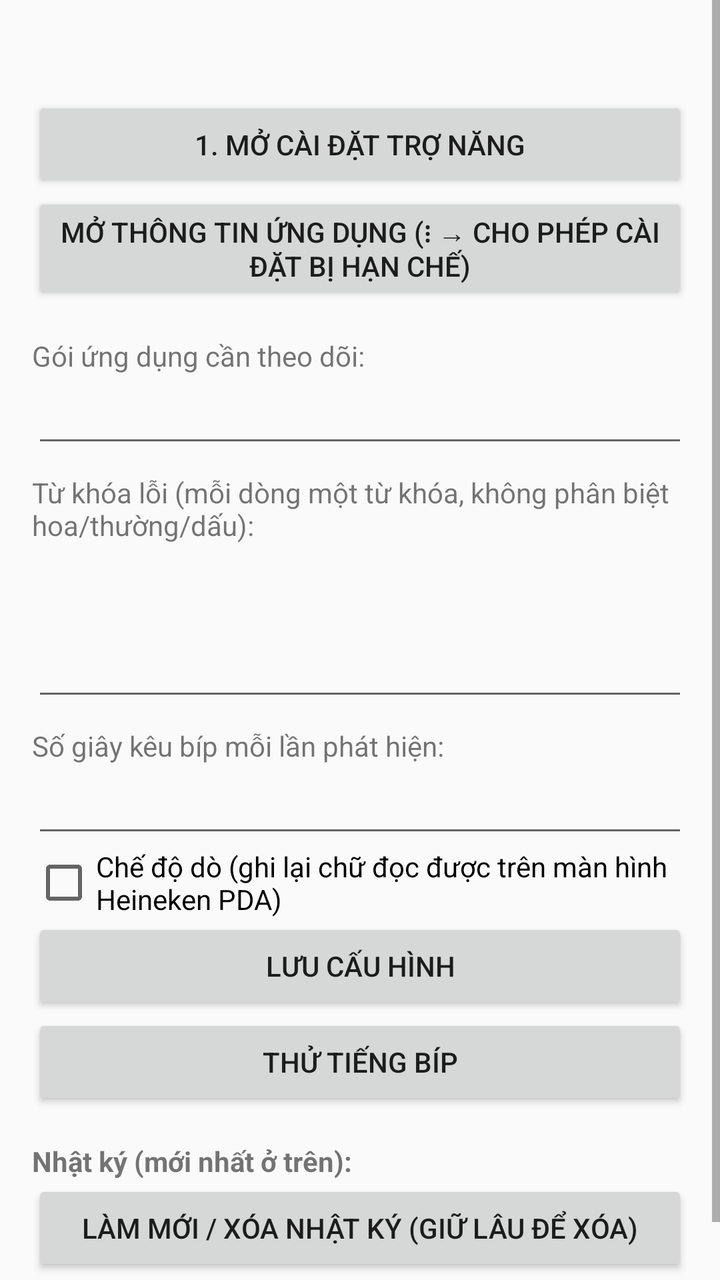
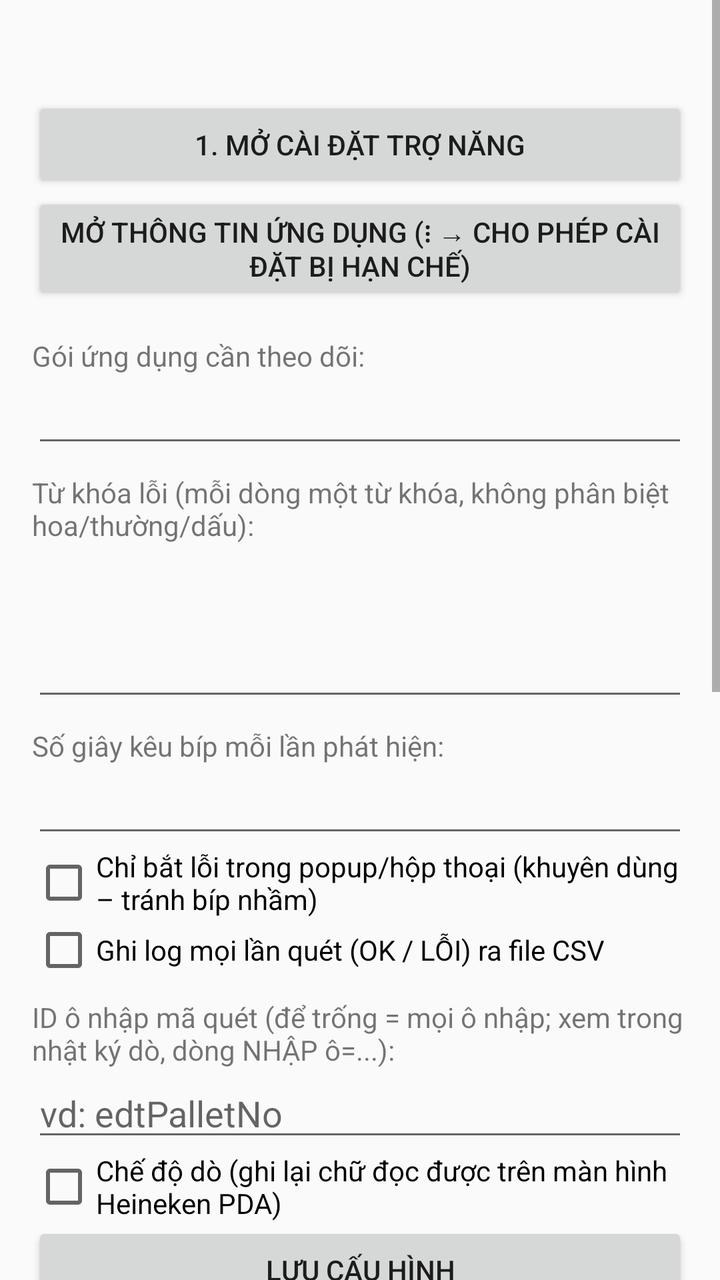

The first picture is an Android layout as it rendered before a commit; the second is the same layout after the commit. The layout source and the unified diff follow.
<!-- AndroidManifest.xml: application theme android:Theme.Material.Light -->
<!-- res/layout/activity_main.xml -->
<?xml version="1.0" encoding="utf-8"?>
<ScrollView xmlns:android="http://schemas.android.com/apk/res/android"
    android:layout_width="match_parent" android:layout_height="match_parent">
<LinearLayout
    android:layout_width="match_parent" android:layout_height="wrap_content"
    android:orientation="vertical" android:padding="16dp">

    <TextView android:id="@+id/status" android:layout_width="match_parent"
        android:layout_height="wrap_content" android:textSize="18sp" android:textStyle="bold"
        android:paddingBottom="8dp" />

    <Button android:id="@+id/btnAccessibility" android:layout_width="match_parent"
        android:layout_height="wrap_content" android:text="1. Mở cài đặt Trợ năng" />
    <Button android:id="@+id/btnAppInfo" android:layout_width="match_parent"
        android:layout_height="wrap_content"
        android:text="Mở Thông tin ứng dụng (⋮ → Cho phép cài đặt bị hạn chế)" />

    <TextView android:layout_width="wrap_content" android:layout_height="wrap_content"
        android:paddingTop="16dp" android:text="Gói ứng dụng cần theo dõi:" />
    <EditText android:id="@+id/targetPackage" android:layout_width="match_parent"
        android:layout_height="wrap_content" android:inputType="text" android:singleLine="true" />

    <TextView android:layout_width="wrap_content" android:layout_height="wrap_content"
        android:paddingTop="8dp"
        android:text="Từ khóa lỗi (mỗi dòng một từ khóa, không phân biệt hoa/thường/dấu):" />
    <EditText android:id="@+id/keywords" android:layout_width="match_parent"
        android:layout_height="wrap_content" android:inputType="textMultiLine" android:minLines="3"
        android:gravity="top" />

    <TextView android:layout_width="wrap_content" android:layout_height="wrap_content"
        android:paddingTop="8dp" android:text="Số giây kêu bíp mỗi lần phát hiện:" />
    <EditText android:id="@+id/beepSeconds" android:layout_width="match_parent"
        android:layout_height="wrap_content" android:inputType="number" />

    <CheckBox android:id="@+id/debugLog" android:layout_width="match_parent"
        android:layout_height="wrap_content"
        android:text="Chế độ dò (ghi lại chữ đọc được trên màn hình Heineken PDA)" />

    <Button android:id="@+id/btnSave" android:layout_width="match_parent"
        android:layout_height="wrap_content" android:text="Lưu cấu hình" />
    <Button android:id="@+id/btnTest" android:layout_width="match_parent"
        android:layout_height="wrap_content" android:text="Thử tiếng bíp" />

    <TextView android:layout_width="wrap_content" android:layout_height="wrap_content"
        android:paddingTop="16dp" android:text="Nhật ký (mới nhất ở trên):" android:textStyle="bold" />
    <Button android:id="@+id/btnRefreshLog" android:layout_width="match_parent"
        android:layout_height="wrap_content" android:text="Làm mới / Xóa nhật ký (giữ lâu để xóa)" />
    <TextView android:id="@+id/log" android:layout_width="match_parent"
        android:layout_height="wrap_content" android:textIsSelectable="true"
        android:typeface="monospace" android:textSize="12sp" />
</LinearLayout>
</ScrollView>
<!-- resources referenced by this layout -->
<resources>

</resources>

<!-- the commit's change to res/layout/activity_main.xml (unified diff, before → after) -->
@@ -32,6 +32,21 @@
     <EditText android:id="@+id/beepSeconds" android:layout_width="match_parent"
         android:layout_height="wrap_content" android:inputType="number" />
 
+    <CheckBox android:id="@+id/popupOnly" android:layout_width="match_parent"
+        android:layout_height="wrap_content"
+        android:text="Chỉ bắt lỗi trong popup/hộp thoại (khuyên dùng – tránh bíp nhầm)" />
+
+    <CheckBox android:id="@+id/scanLog" android:layout_width="match_parent"
+        android:layout_height="wrap_content"
+        android:text="Ghi log mọi lần quét (OK / LỖI) ra file CSV" />
+
+    <TextView android:layout_width="wrap_content" android:layout_height="wrap_content"
+        android:paddingTop="8dp"
+        android:text="ID ô nhập mã quét (để trống = mọi ô nhập; xem trong nhật ký dò, dòng NHẬP ô=...):" />
+    <EditText android:id="@+id/scanField" android:layout_width="match_parent"
+        android:layout_height="wrap_content" android:inputType="text" android:singleLine="true"
+        android:hint="vd: edtPalletNo" />
+
     <CheckBox android:id="@+id/debugLog" android:layout_width="match_parent"
         android:layout_height="wrap_content"
         android:text="Chế độ dò (ghi lại chữ đọc được trên màn hình Heineken PDA)" />
@@ -42,6 +57,30 @@
         android:layout_height="wrap_content" android:text="Thử tiếng bíp" />
 
     <TextView android:layout_width="wrap_content" android:layout_height="wrap_content"
+        android:paddingTop="16dp" android:text="Gửi log lên Google Sheet" android:textStyle="bold" />
+    <TextView android:layout_width="wrap_content" android:layout_height="wrap_content"
+        android:text="Link Web App (https://script.google.com/macros/s/.../exec):" />
+    <EditText android:id="@+id/sheetUrl" android:layout_width="match_parent"
+        android:layout_height="wrap_content" android:inputType="textUri" android:singleLine="true" />
+    <TextView android:layout_width="wrap_content" android:layout_height="wrap_content"
+        android:text="Mã bí mật (TOKEN, giống trong Apps Script):" />
+    <EditText android:id="@+id/sheetToken" android:layout_width="match_parent"
+        android:layout_height="wrap_content" android:inputType="text" android:singleLine="true" />
+    <TextView android:layout_width="wrap_content" android:layout_height="wrap_content"
+        android:text="Tên máy / người quét (hiện trên Sheet):" />
+    <EditText android:id="@+id/deviceName" android:layout_width="match_parent"
+        android:layout_height="wrap_content" android:inputType="text" android:singleLine="true" />
+    <Button android:id="@+id/btnSheetTest" android:layout_width="match_parent"
+        android:layout_height="wrap_content" android:text="Lưu &amp; gửi dòng thử lên Sheet" />
+    <TextView android:id="@+id/sheetStatus" android:layout_width="match_parent"
+        android:layout_height="wrap_content" android:textSize="12sp" />
+
+    <Button android:id="@+id/btnShareCsv" android:layout_width="match_parent"
+        android:layout_height="wrap_content" android:text="Gửi / chia sẻ file log quét hôm nay" />
+    <TextView android:id="@+id/csvInfo" android:layout_width="match_parent"
+        android:layout_height="wrap_content" android:textSize="12sp" />
+
+    <TextView android:layout_width="wrap_content" android:layout_height="wrap_content"
         android:paddingTop="16dp" android:text="Nhật ký (mới nhất ở trên):" android:textStyle="bold" />
     <Button android:id="@+id/btnRefreshLog" android:layout_width="match_parent"
         android:layout_height="wrap_content" android:text="Làm mới / Xóa nhật ký (giữ lâu để xóa)" />
